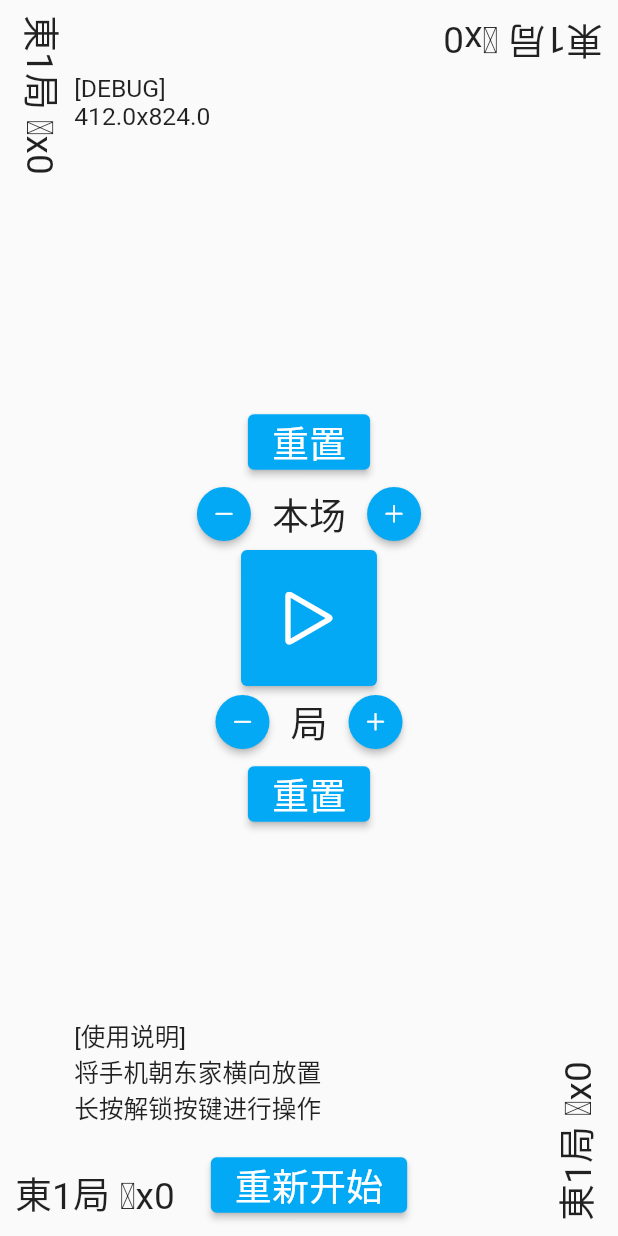
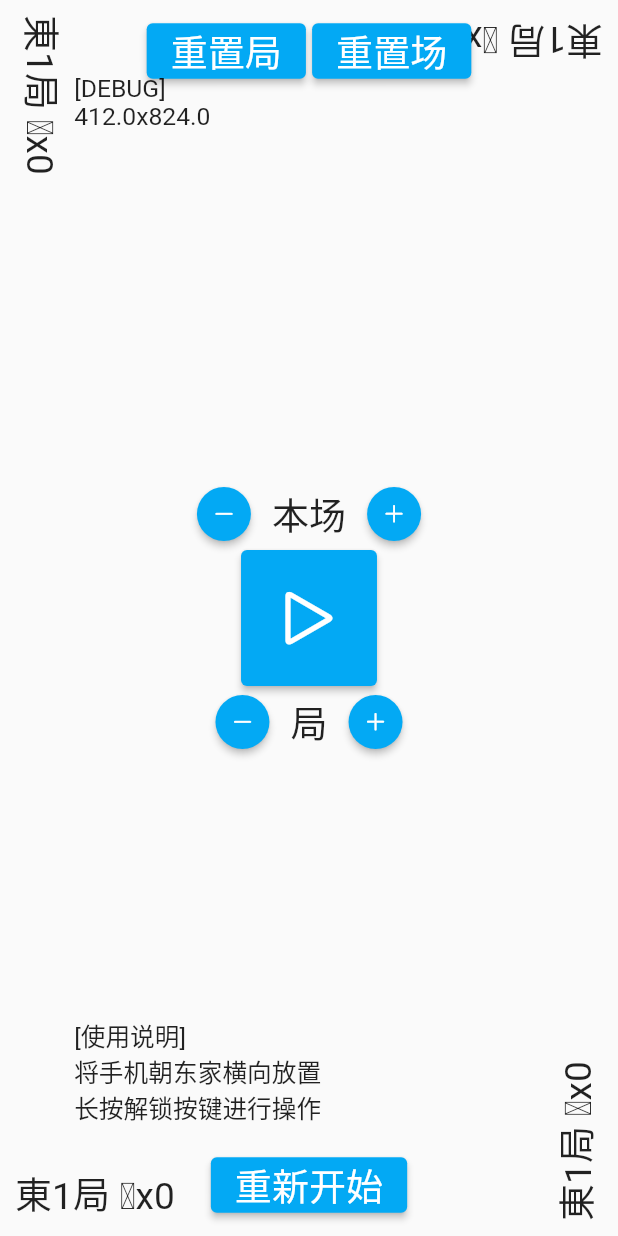
Before and after one commit to Ex-Studio/OfflineMahjongIndicator, a Flutter app: the screen it shows after launch, after a tap on an icon or button, on a phone screen of 412 x 824 dp. Run offline on Flutter 3.47's test engine with Material 2 defaults, Android fonts, the phone set to English and light mode, and no system bars.

Commit message:
reposition reset buttons to topCenter

```diff
--- a/lib/_constants.dart
+++ b/lib/_constants.dart
@@ -10,6 +10,7 @@ const double operationButtonTextSizePercentage = 0.06;
 const double operationButtonIconSizePercentage = 0.04;
 
 const double debugTextSizePercentage = 0.04;
+const double paddingSizePercentage = 0.01;
 
 // [colors]
 
--- a/lib/main.dart
+++ b/lib/main.dart
@@ -72,25 +72,52 @@ ${MyExtensions.screenWidth(context)}x${MyExtensions.screenHeight(context)}
             corner: MyCornerEnum.topLeft,
             rotationQuarterTurns: 1,
             child: currentJuChangText),
-        // 调试信息
-        MyCornerWidget(
-            padding: MyExtensions.screenLengthShorter(context) *
-                2.0 *
-                cornerSmallTextSizePercentage,
-            corner: MyCornerEnum.topLeft,
-            child: Text(debugInfo,
-                style: TextStyle(
-                    fontSize: MyExtensions.screenLengthShorter(context) *
-                        debugTextSizePercentage))),
-        MyCornerWidget(
-            padding: MyExtensions.screenLengthShorter(context) *
-                2.0 *
-                cornerSmallTextSizePercentage,
-            corner: MyCornerEnum.bottomLeft,
-            child: Text(usageInfo,
-                style: TextStyle(
-                    fontSize: MyExtensions.screenLengthShorter(context) *
-                        debugTextSizePercentage))),
+
+        // 上方的重置按钮
+        Consumer<MyModel>(
+          builder: (context, model, child) {
+            if (model.isOperating) {
+              return MyRoundCenterWidget(
+                  position: MyRoundEnum.topCenter,
+                  child: Row(
+                    mainAxisAlignment: MainAxisAlignment.center,
+                    children: [
+                      ElevatedButton(
+                          onPressed: () {
+                            model.resetJu();
+                          },
+                          style: ElevatedButton.styleFrom(
+                            backgroundColor: appAccentColor,
+                            foregroundColor: Colors.white,
+                          ),
+                          child: Text("重置局",
+                              style: TextStyle(
+                                  fontSize: MyExtensions.screenLengthShorter(
+                                          context) *
+                                      operationButtonTextSizePercentage))),
+                      SizedBox(
+                          width: MyExtensions.screenLengthShorter(context) *
+                              paddingSizePercentage),
+                      ElevatedButton(
+                          onPressed: () {
+                            model.resetChang();
+                          },
+                          style: ElevatedButton.styleFrom(
+                            backgroundColor: appAccentColor,
+                            foregroundColor: Colors.white,
+                          ),
+                          child: Text("重置场",
+                              style: TextStyle(
+                                  fontSize: MyExtensions.screenLengthShorter(
+                                          context) *
+                                      operationButtonTextSizePercentage)))
+                    ],
+                  ));
+            } else {
+              return SizedBox.shrink();
+            }
+          },
+        ),
         // 下方重新开始按钮
         Consumer<MyModel>(
           builder: (context, model, child) {
@@ -115,6 +142,25 @@ ${MyExtensions.screenWidth(context)}x${MyExtensions.screenHeight(context)}
             }
           },
         ),
+        // 调试信息
+        MyCornerWidget(
+            padding: MyExtensions.screenLengthShorter(context) *
+                2.0 *
+                cornerSmallTextSizePercentage,
+            corner: MyCornerEnum.topLeft,
+            child: Text(debugInfo,
+                style: TextStyle(
+                    fontSize: MyExtensions.screenLengthShorter(context) *
+                        debugTextSizePercentage))),
+        MyCornerWidget(
+            padding: MyExtensions.screenLengthShorter(context) *
+                2.0 *
+                cornerSmallTextSizePercentage,
+            corner: MyCornerEnum.bottomLeft,
+            child: Text(usageInfo,
+                style: TextStyle(
+                    fontSize: MyExtensions.screenLengthShorter(context) *
+                        debugTextSizePercentage))),
       ],
     );
   }
@@ -153,19 +199,6 @@ class CenterView extends StatelessWidget {
                   Column(
                       mainAxisAlignment: MainAxisAlignment.center,
                       children: [
-                    ElevatedButton(
-                        onPressed: () {
-                          model.resetChang();
-                        },
-                        style: ElevatedButton.styleFrom(
-                          backgroundColor: appAccentColor,
-                          foregroundColor: Colors.white,
-                        ),
-                        child: Text("重置",
-                            style: TextStyle(
-                                fontSize:
-                                    MyExtensions.screenLengthShorter(context) *
-                                        operationButtonTextSizePercentage))),
                     // 本场一行
                     Row(mainAxisAlignment: MainAxisAlignment.center, children: [
                       ElevatedButton(
@@ -344,19 +377,6 @@ class CenterView extends StatelessWidget {
                         ),
                       ),
                     ]),
-                    ElevatedButton(
-                        onPressed: () {
-                          model.resetJu();
-                        },
-                        style: ElevatedButton.styleFrom(
-                          backgroundColor: appAccentColor,
-                          foregroundColor: Colors.white,
-                        ),
-                        child: Text("重置",
-                            style: TextStyle(
-                                fontSize:
-                                    MyExtensions.screenLengthShorter(context) *
-                                        operationButtonTextSizePercentage))),
                   ]);
             }
           },
```
Also changed, not shown: 1 other file.
